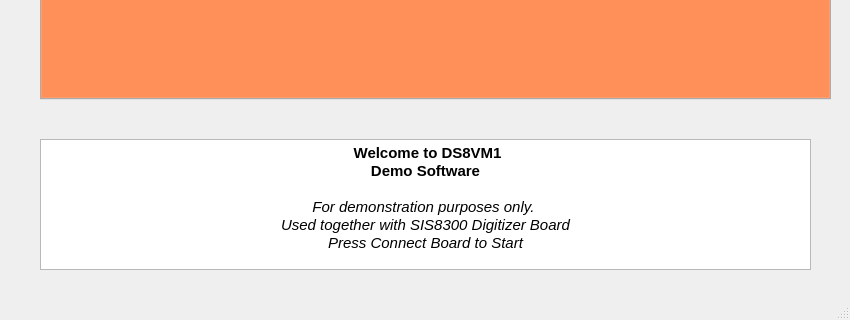
Old version of the form Demo_GUI.ui in the repository cagil-gumus/Demo_Software; both pictures show x 0 to 850 and y 480 to 800 of the 850 by 800 pixel window.
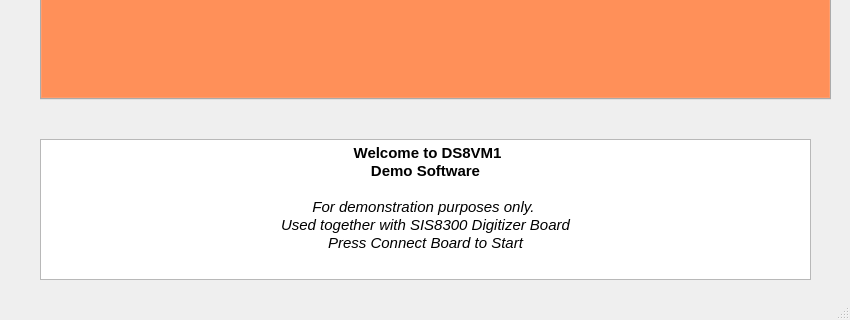
New version of the form. The open tabs and pages were chosen to show the change. Icons and pictures are not drawn.

Commit message: Closing PlotWindow stops the sampling Console is added to UI. All prints are changed to textBrowser.append

```diff
--- a/Demo_GUI.ui
+++ b/Demo_GUI.ui
@@ -912,7 +912,7 @@
       <x>40</x>
       <y>600</y>
       <width>771</width>
-      <height>131</height>
+      <height>141</height>
      </rect>
     </property>
     <property name="html">
@@ -925,7 +925,8 @@
 &lt;p align=&quot;center&quot; style=&quot;-qt-paragraph-type:empty; margin-top:0px; margin-bottom:0px; margin-left:0px; margin-right:0px; -qt-block-indent:0; text-indent:0px; font-family:'Ubuntu'; font-size:11pt; font-weight:600;&quot;&gt;&lt;br /&gt;&lt;/p&gt;
 &lt;p align=&quot;center&quot; style=&quot; margin-top:0px; margin-bottom:0px; margin-left:0px; margin-right:0px; -qt-block-indent:0; text-indent:0px;&quot;&gt;&lt;span style=&quot; font-family:'Ubuntu'; font-size:11pt; font-style:italic;&quot;&gt;For demonstration purposes only. &lt;/span&gt;&lt;/p&gt;
 &lt;p align=&quot;center&quot; style=&quot; margin-top:0px; margin-bottom:0px; margin-left:0px; margin-right:0px; -qt-block-indent:0; text-indent:0px;&quot;&gt;&lt;span style=&quot; font-family:'Ubuntu'; font-size:11pt; font-style:italic;&quot;&gt;Used together with SIS8300 Digitizer Board&lt;/span&gt;&lt;/p&gt;
-&lt;p align=&quot;center&quot; style=&quot; margin-top:0px; margin-bottom:0px; margin-left:0px; margin-right:0px; -qt-block-indent:0; text-indent:0px;&quot;&gt;&lt;span style=&quot; font-family:'Ubuntu'; font-size:11pt; font-style:italic;&quot;&gt;Press Connect Board to Start&lt;/span&gt;&lt;/p&gt;&lt;/body&gt;&lt;/html&gt;</string>
+&lt;p align=&quot;center&quot; style=&quot; margin-top:0px; margin-bottom:0px; margin-left:0px; margin-right:0px; -qt-block-indent:0; text-indent:0px;&quot;&gt;&lt;span style=&quot; font-family:'Ubuntu'; font-size:11pt; font-style:italic;&quot;&gt;Press Connect Board to Start&lt;/span&gt;&lt;/p&gt;
+&lt;p align=&quot;center&quot; style=&quot;-qt-paragraph-type:empty; margin-top:0px; margin-bottom:0px; margin-left:0px; margin-right:0px; -qt-block-indent:0; text-indent:0px; font-family:'Ubuntu'; font-size:11pt; font-style:italic;&quot;&gt;&lt;br /&gt;&lt;/p&gt;&lt;/body&gt;&lt;/html&gt;</string>
     </property>
    </widget>
   </widget>
```
Left out of the diff: 4 changed lines with no effect on the pictures. The commit also changes 1 other file.
